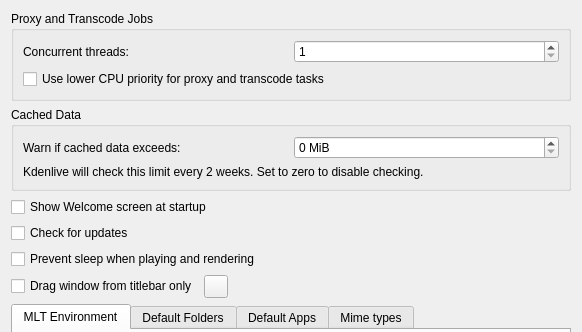
Above: src/ui/configenv_ui.ui from John201-del/phrasesplice before the change; both pictures show x 0 to 582 and y 0 to 332 of the 582 by 782 pixel window. Below: the same form after it.
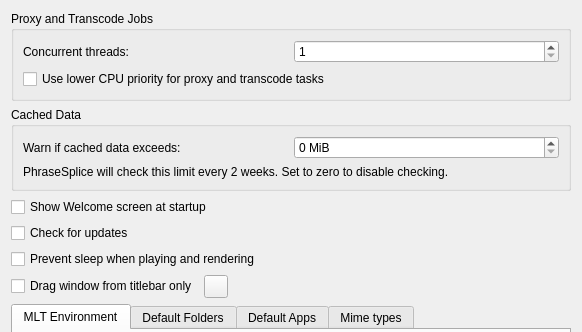
That is the form after the change. Custom widgets are drawn as their Qt base class.

Commit message: Apply PhraseSplice branding to startup and dialogs

```diff
--- a/src/ui/configenv_ui.ui
+++ b/src/ui/configenv_ui.ui
@@ -66,7 +66,7 @@
       <item row="1" column="0" colspan="2">
        <widget class="QLabel" name="label_18">
         <property name="text">
-         <string>Kdenlive will check this limit every 2 weeks. Set to zero to disable checking.</string>
+         <string>PhraseSplice will check this limit every 2 weeks. Set to zero to disable checking.</string>
         </property>
        </widget>
       </item>
```
The commit also changes 37 other files.
